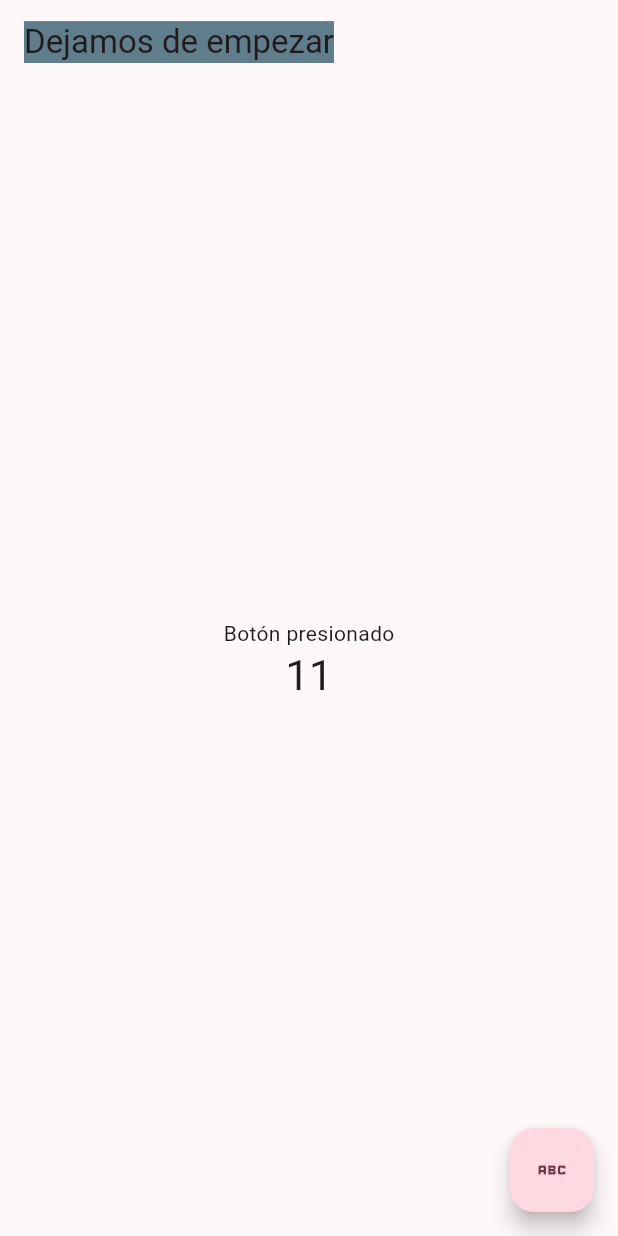
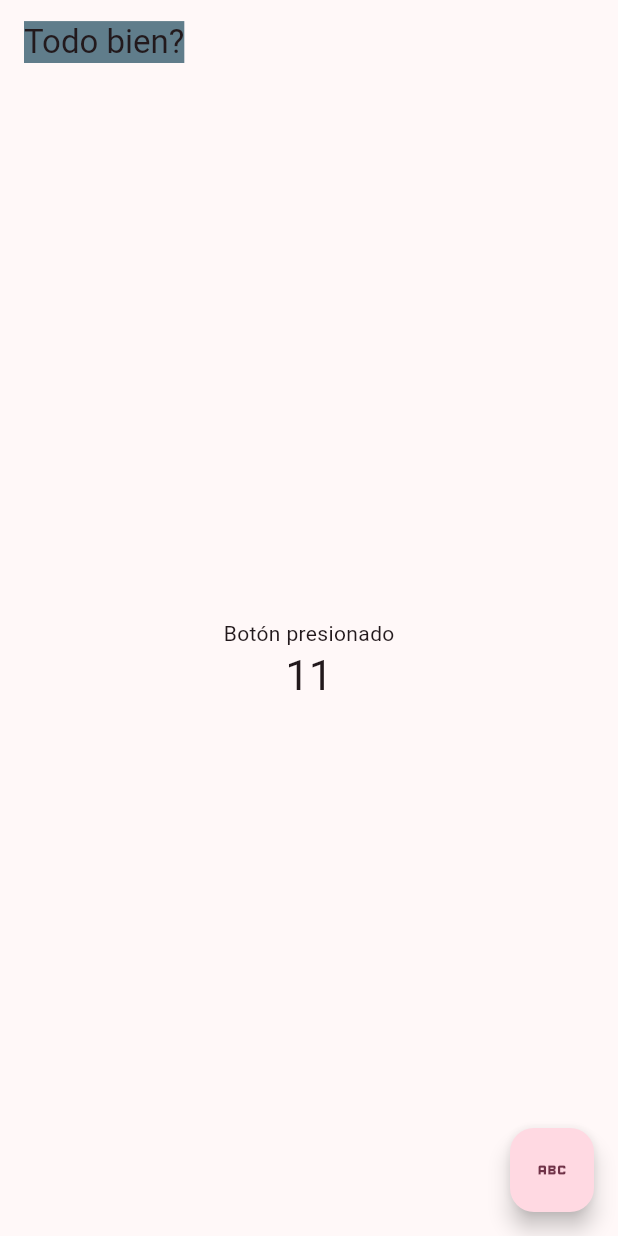
Before and after one commit to joanhernandez-costa/curso_git, a Flutter app: the screen it shows after launch, on a phone screen of 412 x 824 dp. Run offline on Flutter 3.47's test engine with Material 3 defaults, Android fonts, the phone set to English and light mode, and no system bars.

Commit message:
Todo bien?

```diff
--- a/lib/main.dart
+++ b/lib/main.dart
@@ -17,7 +17,7 @@ class MyApp extends StatelessWidget {
         colorScheme: ColorScheme.fromSeed(seedColor: Colors.black),
         useMaterial3: true,
       ),
-      home: const MyHomePage(title: 'Dejamos de empezar'),
+      home: const MyHomePage(title: 'Todo bien?'),
     );
   }
 }
```
